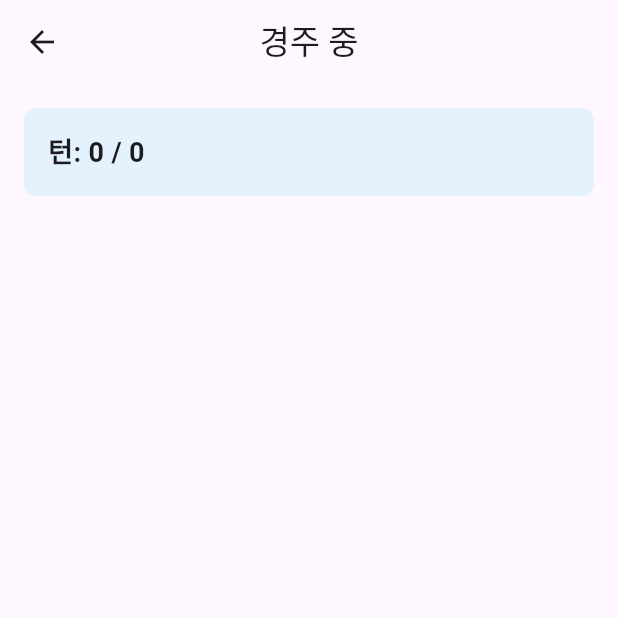
After one commit to GamJaDo/flutter-openmission-8, a Flutter app: the GameScreen screen opened directly, on a phone screen of 412 x 824 dp, the top half of it. The commit adds this screen. Run offline on Flutter 3.47's test engine with Material 3 defaults, Android fonts, the phone set to English and light mode, and no system bars.

Commit message:
feat: 현재 턴과 총 진행중인 턴 표시

```diff
--- a/lib/main.dart
+++ b/lib/main.dart
@@ -1,5 +1,6 @@
 import 'package:flutter/material.dart';
 import 'package:flutter_openmission_8_racingcar/providers/racing_game_provider.dart';
+import 'package:flutter_openmission_8_racingcar/screan/game_screen.dart';
 import 'package:flutter_openmission_8_racingcar/screan/home_screen.dart';
 import 'package:flutter_openmission_8_racingcar/screan/input_screen.dart';
 import 'package:provider/provider.dart';
@@ -39,6 +40,9 @@ class RacingCarHome extends StatelessWidget {
         if (!provider.isGameStarted) {
           return const HomeScreen();
         }
+        if (provider.currentTurn > 0) {
+          return const GameScreen();
+        }
         return const InputScreen();
       },
     );
--- /dev/null
+++ b/lib/screan/game_screen.dart
@@ -0,0 +1,44 @@
+import 'package:flutter/material.dart';
+import 'package:provider/provider.dart';
+import 'package:flutter_openmission_8_racingcar/providers/racing_game_provider.dart';
+import 'package:flutter_openmission_8_racingcar/utils/constants.dart';
+
+class GameScreen extends StatelessWidget {
+  const GameScreen({Key? key}) : super(key: key);
+
+  @override
+  Widget build(BuildContext context) {
+    return Scaffold(
+      appBar: AppBar(
+        title: const Text('경주 중'),
+        centerTitle: true,
+      ),
+      body: Consumer<RacingGameProvider>(
+        builder: (context, provider, _) {
+          return SingleChildScrollView(
+            padding: const EdgeInsets.all(Constants.defaultPadding),
+            child: Column(
+              crossAxisAlignment: CrossAxisAlignment.stretch,
+              children: [
+                Container(
+                  padding: const EdgeInsets.all(16),
+                  decoration: BoxDecoration(
+                    color: Colors.blue[50],
+                    borderRadius: BorderRadius.circular(8),
+                  ),
+                  child: Text(
+                    '턴: ${provider.currentTurn} / ${provider.totalTurns}',
+                    style: const TextStyle(
+                      fontSize: 18,
+                      fontWeight: FontWeight.bold,
+                    ),
+                  ),
+                ),
+              ],
+            )
+          );
+        }
+      ),
+    );
+  }
+}
--- a/lib/utils/constants.dart
+++ b/lib/utils/constants.dart
@@ -18,4 +18,5 @@ class Constants {
   static const String carNameTooLongError = '자동차 이름은 5자 이하여야 합니다.';
   static const String invalidMoveCountError = '이동 횟수는 숫자만 입력해야 합니다.';
   static const String moveCountTooSmallError = '이동 횟수는 1 이상이어야 합니다.';
+  static const String emptyMoveCountError = '이동 횟수를 입력해야 합니다.';
 }
```
Also changed, not shown: 1 other file.
